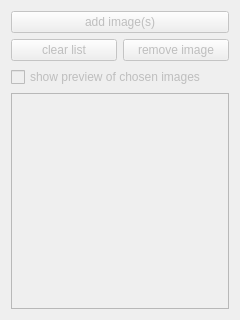
This is plugins/filechooser/widget.ui in FalseCAM/reihenaufnahme as Qt 5 draws it before an edit. The edited form follows.
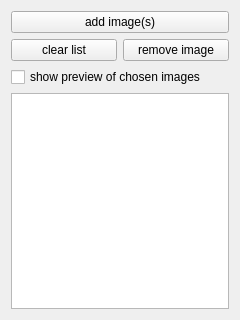
This is the edited form.

Patch:
```diff
--- a/plugins/filechooser/widget.ui
+++ b/plugins/filechooser/widget.ui
@@ -3,7 +3,7 @@
  <class>Widget</class>
  <widget class="QWidget" name="Widget">
   <property name="enabled">
-   <bool>false</bool>
+   <bool>true</bool>
   </property>
   <property name="geometry">
    <rect>
```
